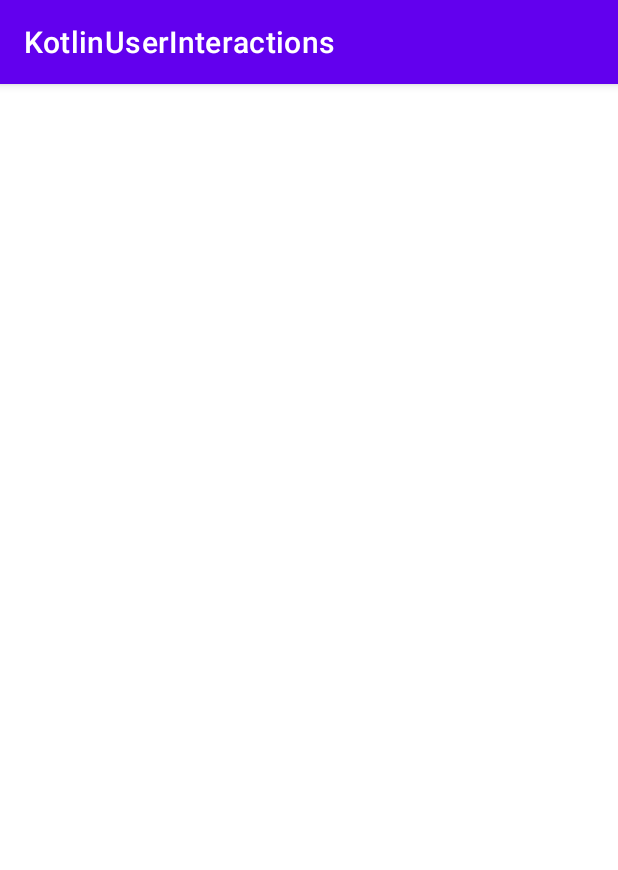
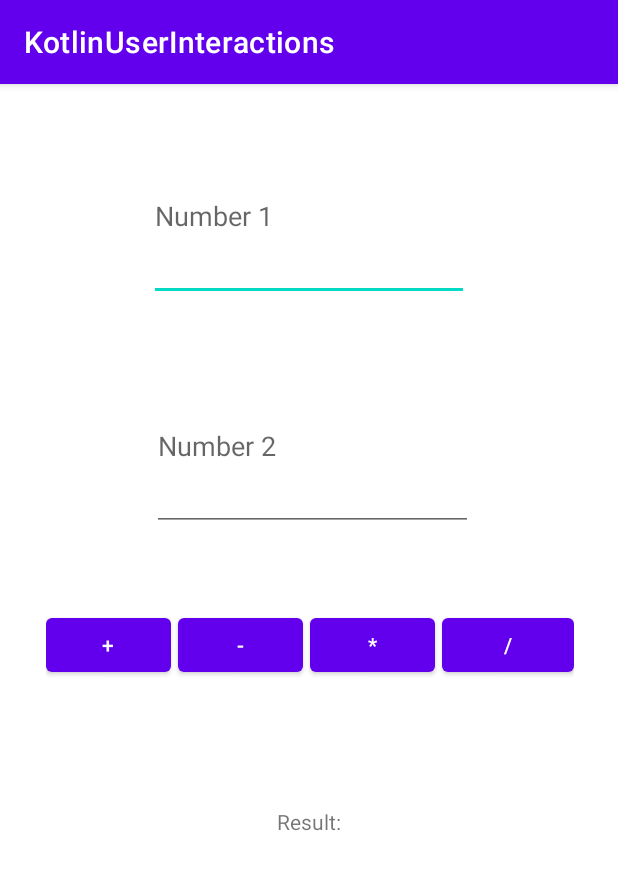
Before and after one commit to ezgifistikcioglu/KotlinUserInteractions, an Android app: the MainActivity3 screen opened directly, with no data from a screen before it, on a phone screen of 412 x 824 dp. Shown: the top 870 px of the screen. Run offline under Robolectric (Android 15) with nearby library versions, the phone set to English and light mode, and no system bars.

Commit message:
Added the basic calculation for using view Binding.

```diff
--- a/app/src/main/res/layout/activity_main.xml
+++ b/app/src/main/res/layout/activity_main.xml
@@ -10,8 +10,8 @@
         android:id="@+id/button2"
         android:layout_width="wrap_content"
         android:layout_height="wrap_content"
-        android:text="Button"
         android:onClick="openNewScreen"
+        android:text="Go To Second Screen"
         app:layout_constraintBottom_toBottomOf="parent"
         app:layout_constraintEnd_toEndOf="parent"
         app:layout_constraintStart_toStartOf="parent"
--- a/app/src/main/res/layout/activity_main2.xml
+++ /dev/null
@@ -1,9 +0,0 @@
-<?xml version="1.0" encoding="utf-8"?>
-<androidx.constraintlayout.widget.ConstraintLayout xmlns:android="http://schemas.android.com/apk/res/android"
-    xmlns:app="http://schemas.android.com/apk/res-auto"
-    xmlns:tools="http://schemas.android.com/tools"
-    android:layout_width="match_parent"
-    android:layout_height="match_parent"
-    tools:context=".MainActivity3">
-
-</androidx.constraintlayout.widget.ConstraintLayout>
--- /dev/null
+++ b/app/src/main/res/layout/screen2.xml
@@ -0,0 +1,94 @@
+<?xml version="1.0" encoding="utf-8"?>
+<androidx.constraintlayout.widget.ConstraintLayout xmlns:android="http://schemas.android.com/apk/res/android"
+    xmlns:app="http://schemas.android.com/apk/res-auto"
+    xmlns:tools="http://schemas.android.com/tools"
+    android:layout_width="match_parent"
+    android:layout_height="match_parent"
+    tools:context=".MainActivity3">
+
+    <LinearLayout
+        android:id="@+id/linearLayout2"
+        android:layout_width="wrap_content"
+        android:layout_height="wrap_content"
+        android:layout_marginEnd="9dp"
+        android:layout_marginBottom="64dp"
+        android:orientation="horizontal"
+        android:padding="20dp"
+        app:layout_constraintBottom_toTopOf="@+id/resTextView"
+        app:layout_constraintEnd_toEndOf="parent"
+        app:layout_constraintTop_toBottomOf="@+id/editTextNum2">
+
+        <Button
+            android:id="@+id/additionButton"
+            android:layout_width="match_parent"
+            android:layout_height="match_parent"
+            android:insetRight="5dp"
+            android:onClick="add"
+            android:text="+"
+            app:toggleCheckedStateOnClick="false" />
+
+        <Button
+            android:id="@+id/subtractionButton"
+            android:layout_width="match_parent"
+            android:layout_height="match_parent"
+            android:insetRight="5dp"
+            android:onClick="sub"
+            android:text="-" />
+
+        <Button
+            android:id="@+id/multiplicationButton"
+            android:layout_width="match_parent"
+            android:layout_height="match_parent"
+            android:insetRight="5dp"
+            android:onClick="multiply"
+            android:text="*" />
+
+        <Button
+            android:id="@+id/divisionButton"
+            android:layout_width="match_parent"
+            android:layout_height="match_parent"
+            android:onClick="division"
+            android:text="/" />
+    </LinearLayout>
+
+    <EditText
+        android:id="@+id/editTextNum1"
+        android:layout_width="wrap_content"
+        android:layout_height="0dp"
+        android:layout_marginTop="32dp"
+        android:layout_marginBottom="32dp"
+        android:ems="10"
+        android:hint="Number 1"
+        app:layout_constraintBottom_toTopOf="@+id/editTextNum2"
+        app:layout_constraintEnd_toEndOf="parent"
+        app:layout_constraintStart_toStartOf="parent"
+        app:layout_constraintTop_toTopOf="parent"
+        tools:ignore="TouchTargetSizeCheck" />
+
+    <EditText
+        android:id="@+id/editTextNum2"
+        android:layout_width="214dp"
+        android:layout_height="0dp"
+        android:layout_marginTop="8dp"
+        android:layout_marginBottom="32dp"
+        android:ems="10"
+        android:hint="Number 2"
+        app:layout_constraintBottom_toTopOf="@+id/linearLayout2"
+        app:layout_constraintEnd_toEndOf="parent"
+        app:layout_constraintHorizontal_bias="0.512"
+        app:layout_constraintStart_toStartOf="parent"
+        app:layout_constraintTop_toBottomOf="@+id/editTextNum1"
+        tools:ignore="TouchTargetSizeCheck" />
+
+    <TextView
+        android:id="@+id/resTextView"
+        android:layout_width="wrap_content"
+        android:layout_height="0dp"
+        android:layout_marginBottom="173dp"
+        android:text="Result:"
+        app:layout_constraintBottom_toBottomOf="parent"
+        app:layout_constraintEnd_toEndOf="parent"
+        app:layout_constraintStart_toStartOf="parent"
+        app:layout_constraintTop_toBottomOf="@+id/linearLayout2" />
+
+</androidx.constraintlayout.widget.ConstraintLayout>
--- a/app/src/main/res/values/strings.xml
+++ b/app/src/main/res/values/strings.xml
@@ -1,4 +1,4 @@
 <resources>
-    <string name="app_name">KotlinUserInteractions</string>
-    <string name="text">Text Description</string>
+    <string name="app_name" translatable="false">KotlinUserInteractions</string>
+    <string name="text" translatable="false">Text Description</string>
 </resources>
```
Also changed, not shown: app/src/main/java/com/ezgieren/kotlinuserinteractions/MainActivity2.kt (+15 -0 lines), app/src/main/java/com/ezgieren/kotlinuserinteractions/MainActivity3.kt (+55 -1 lines), app/src/main/res/layout/screen1.xml (+13 -0 lines).
